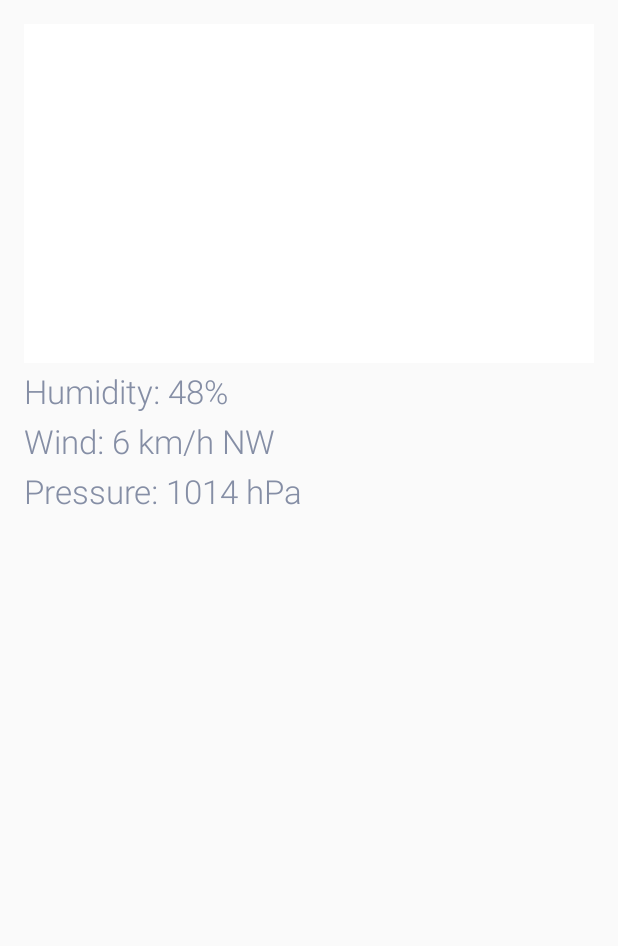
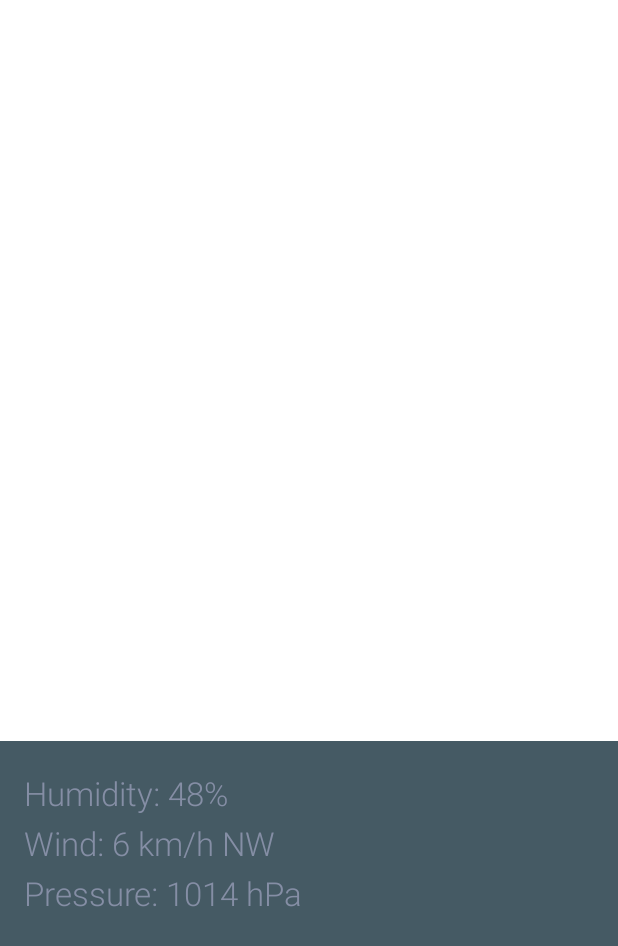
Before and after one commit to katelevshova/android-sunshine, an Android app: the layout fragment_detail.xml on its own in the app's theme, with its tools: preview values and no code run, on a phone screen of 412 x 824 dp. Shown: the top 946 px of the screen. Run offline under Robolectric (Android 15) with nearby library versions, the phone set to English and light mode, and no system bars.

Commit message:
issue#27 - removed _dayView, added additional LinearLayout for Humidity, wind, pressure, changed bg color

```diff
--- a/app/src/main/res/layout/fragment_detail.xml
+++ b/app/src/main/res/layout/fragment_detail.xml
@@ -1,21 +1,30 @@
-<ScrollView xmlns:android="http://schemas.android.com/apk/res/android"
-			xmlns:tools="http://schemas.android.com/tools"
+<LinearLayout
+	xmlns:android="http://schemas.android.com/apk/res/android"
 	android:layout_width="match_parent"
 	android:layout_height="match_parent"
-			android:padding="@dimen/activity_vertical_margin"
-			tools:context="view.DetailActivity">
-
-	<LinearLayout
-		android:layout_width="match_parent"
-		android:layout_height="wrap_content"
 	android:orientation="vertical">
 
+	<!-- Main content: art, weather, low and high temp -->
 	<include layout="@layout/grid_detail_today"
 			 android:layout_width="match_parent"
 			 android:layout_height="0dp"
 			 android:layout_weight="3"/>
 
 	<!-- Humidity, wind, pressure -->
+	<LinearLayout
+		android:id="@+id/detail_additional_pane"
+		android:layout_width="match_parent"
+		android:layout_height="0dp"
+		android:layout_weight="2"
+		android:background="@color/detail_accent_pane_background"
+		android:orientation="vertical"
+		android:paddingBottom="@dimen/abc_list_item_padding_horizontal_material"
+		android:paddingEnd="@dimen/activity_vertical_margin"
+		android:paddingLeft="@dimen/activity_horizontal_margin"
+		android:paddingRight="@dimen/activity_horizontal_margin"
+		android:paddingStart="@dimen/activity_vertical_margin"
+		android:paddingTop="@dimen/abc_list_item_padding_horizontal_material">
+
 		<TextView
 			android:id="@+id/detail_humidity_textview"
 			style="@style/SansSerifLight.TC_Tertiary_TS_Primary"
@@ -39,7 +48,5 @@
 			android:layout_width="match_parent"
 			android:layout_height="wrap_content"
 			android:text="Pressure: 1014 hPa"/>
-
 	</LinearLayout>
-
-</ScrollView>
+</LinearLayout>
--- a/app/src/main/res/layout/grid_detail_today.xml
+++ b/app/src/main/res/layout/grid_detail_today.xml
@@ -12,7 +12,7 @@
 									 app:layout_rowWeight="1"/>
 	<!-- Header: Day, Date -->
 	<TextView
-		android:id="@+id/detail_day_textview"
+		android:id="@+id/detail_date_day_textview"
 		style="@style/SansSerifCondensed.TC_TS_Primary"
 		android:textSize="@dimen/ts_details_today_header"
 		android:layout_marginBottom="@dimen/abc_list_item_padding_horizontal_material"
@@ -27,7 +27,7 @@
 	<!-- 1st row - art and high temp-->
 	<ImageView
 		android:id="@+id/detail_icon"
-		android:layout_width="@dimen/icon_details_size"
+		android:layout_width="0dp"
 		android:adjustViewBounds="true"
 		android:maxHeight="@dimen/icon_todayitem_size"
 		android:maxWidth="@dimen/icon_todayitem_size"
```
Also changed, not shown: app/src/main/java/com/hally/sunshine/view/DetailFragment.java (+5 -11 lines). Lines whose indentation alone changed are shown as unchanged.
